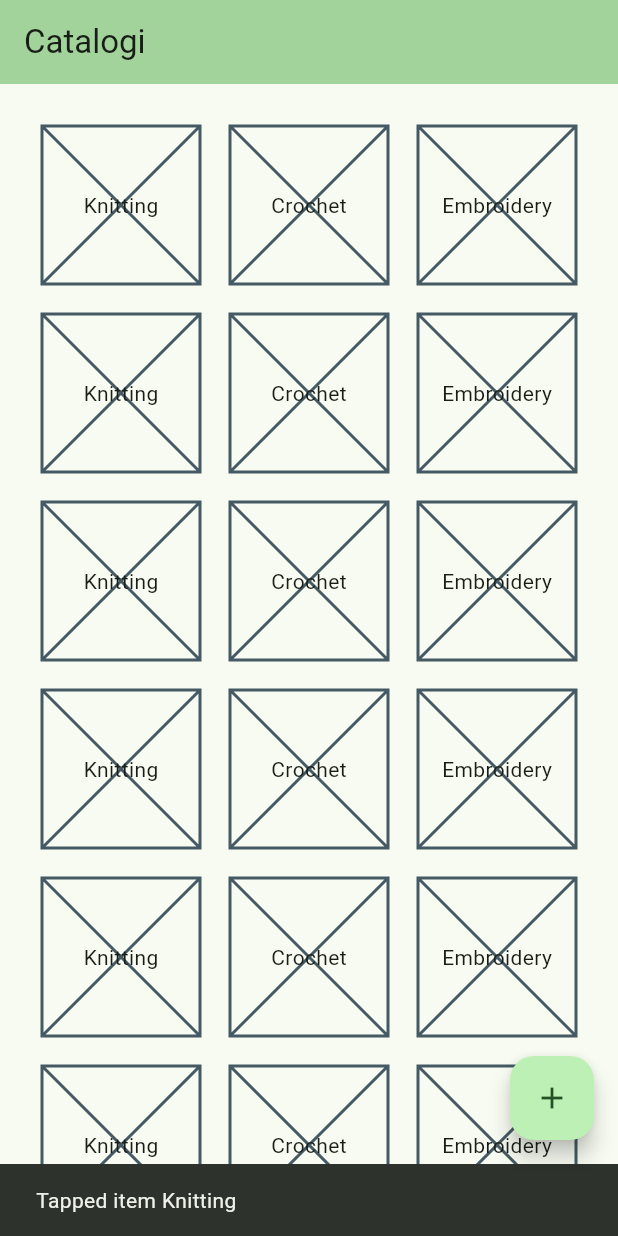
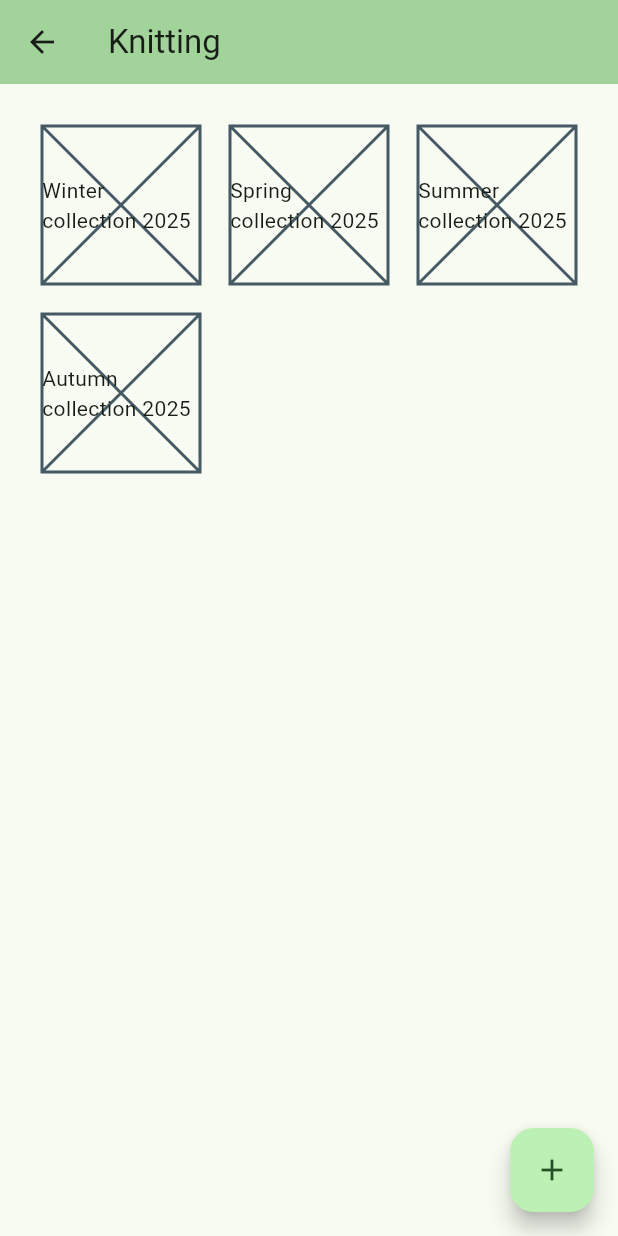
Before and after one commit to BenMerken/sis_handicrafts_manager, a Flutter app: the screen it shows after launch, after a tap on "Knitting", on a phone screen of 412 x 824 dp. Run offline on Flutter 3.47's test engine with Material 3 defaults, Android fonts, the phone set to English and light mode, and no system bars.

Commit message:
feat(collections-page): Add collections page, as well as stack navigation between catalogues and collections page

```diff
--- a/lib/main.dart
+++ b/lib/main.dart
@@ -15,7 +15,7 @@ class MyApp extends StatelessWidget {
       theme: ThemeData(
         colorScheme: ColorScheme.fromSeed(seedColor: Colors.green),
       ),
-      home: const OverviewPage(title: 'Catalogi'),
+      home: const CataloguesPage(),
     );
   }
 }
--- a/lib/pages/catalogues/page.dart
+++ b/lib/pages/catalogues/page.dart
@@ -1,17 +1,16 @@
 import 'package:flutter/material.dart';
 import 'package:sis_handicrafts_manager/pages/catalogues/catalogue_listitem.dart';
+import 'package:sis_handicrafts_manager/pages/collections/page.dart';
 import 'package:sis_handicrafts_manager/types/catalogue.dart';
 
-class OverviewPage extends StatefulWidget {
-  const OverviewPage({super.key, required this.title});
-
-  final String title;
+class CataloguesPage extends StatefulWidget {
+  const CataloguesPage({super.key});
 
   @override
-  State<OverviewPage> createState() => _OverviewPageState();
+  State<CataloguesPage> createState() => _CataloguesPageState();
 }
 
-class _OverviewPageState extends State<OverviewPage> {
+class _CataloguesPageState extends State<CataloguesPage> {
   // TODO: Change for data from firebase DB call.
   final List<Catalogue> _catalogues = <Catalogue>[
     Catalogue('abc', 'Knitting'),
@@ -51,7 +50,7 @@ class _OverviewPageState extends State<OverviewPage> {
     return Scaffold(
       appBar: AppBar(
         backgroundColor: Theme.of(context).colorScheme.inversePrimary,
-        title: Text(widget.title),
+        title: Text('Catalogi'),
       ),
       body: Padding(
         padding: const EdgeInsets.all(20.0),
@@ -64,8 +63,11 @@ class _OverviewPageState extends State<OverviewPage> {
             for (var catalogue in _catalogues)
               InkWell(
                 onTap: () {
-                  ScaffoldMessenger.of(context).showSnackBar(
-                    SnackBar(content: Text('Tapped item ${catalogue.name}')),
+                  Navigator.of(context).push(
+                    MaterialPageRoute(
+                      builder:
+                          (context) => CollectionsPage(catalogue: catalogue),
+                    ),
                   );
                 },
                 child: CatalogueListItem(catalogue: catalogue),
--- /dev/null
+++ b/lib/pages/collections/collection_listitem.dart
@@ -0,0 +1,16 @@
+import 'package:flutter/material.dart';
+import 'package:sis_handicrafts_manager/types/collection.dart';
+
+class CollectionListItem extends StatelessWidget {
+  const CollectionListItem({super.key, required this.collection});
+
+  final Collection collection;
+
+  @override
+  Widget build(BuildContext context) {
+    // TODO: implement build
+    return SizedBox(
+      child: Placeholder(child: Center(child: Text(collection.name))),
+    );
+  }
+}
--- /dev/null
+++ b/lib/pages/collections/page.dart
@@ -0,0 +1,64 @@
+import 'package:flutter/material.dart';
+import 'package:sis_handicrafts_manager/pages/collections/collection_listitem.dart';
+import 'package:sis_handicrafts_manager/types/catalogue.dart';
+import 'package:sis_handicrafts_manager/types/collection.dart';
+
+class CollectionsPage extends StatefulWidget {
+  const CollectionsPage({super.key, required this.catalogue});
+
+  final Catalogue catalogue;
+
+  @override
+  State<CollectionsPage> createState() => _CollectionsPageState();
+}
+
+class _CollectionsPageState extends State<CollectionsPage> {
+  // TODO: Change for data from firebase DB call.
+  final List<Collection> _collections = <Collection>[
+    Collection('abc', 'Winter collection 2025', null, 0, [], []),
+    Collection('abc', 'Spring collection 2025', null, 0, [], []),
+    Collection('abc', 'Summer collection 2025', null, 0, [], []),
+    Collection('abc', 'Autumn collection 2025', null, 0, [], []),
+  ];
+
+  @override
+  Widget build(BuildContext context) {
+    void createNewCollection() {
+      ScaffoldMessenger.of(
+        context,
+      ).showSnackBar(const SnackBar(content: Text('Coming soon!')));
+    }
+
+    return Scaffold(
+      appBar: AppBar(
+        backgroundColor: Theme.of(context).colorScheme.inversePrimary,
+        title: Text(widget.catalogue.name),
+      ),
+      body: Padding(
+        padding: const EdgeInsets.all(20.0),
+        child: GridView.count(
+          crossAxisCount: 3,
+          padding: EdgeInsets.all(8.0),
+          mainAxisSpacing: 20.0,
+          crossAxisSpacing: 20.0,
+          children: [
+            for (var collection in _collections)
+              InkWell(
+                onTap: () {
+                  ScaffoldMessenger.of(context).showSnackBar(
+                    SnackBar(content: Text('Tapped item ${collection.name}')),
+                  );
+                },
+                child: CollectionListItem(collection: collection),
+              ),
+          ],
+        ),
+      ),
+      floatingActionButton: FloatingActionButton(
+        onPressed: createNewCollection,
+        tooltip: 'Add a new collection',
+        child: const Icon(Icons.add),
+      ),
+    );
+  }
+}
--- /dev/null
+++ b/lib/types/collection.dart
@@ -0,0 +1,17 @@
+class Collection {
+  final String id;
+  final String name;
+  final int rating;
+  final String? magazine;
+  final List<String> categories;
+  final List<String> imageUrls;
+
+  Collection(
+    this.id,
+    this.name,
+    this.magazine,
+    this.rating,
+    this.categories,
+    this.imageUrls,
+  );
+}
```
